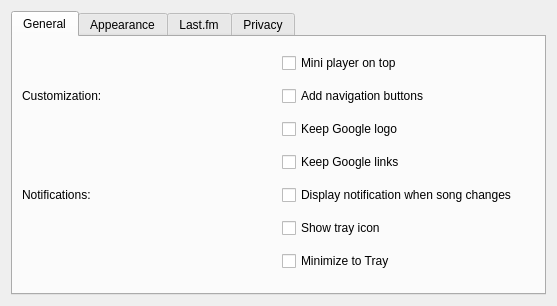
The window that src/settings.ui (Gearlux/GDeskTunes) describes before a commit, drawn with Qt 5.
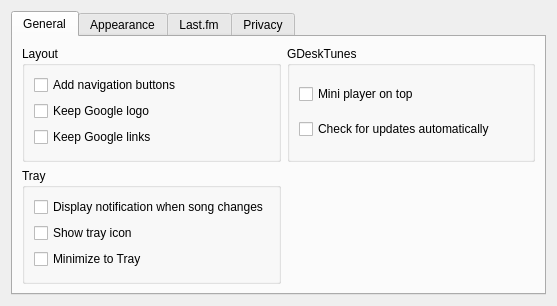
The same window after the commit. Icons and pictures are not drawn.

```diff
--- a/src/settings.ui
+++ b/src/settings.ui
@@ -58,70 +58,90 @@
        <string>General</string>
       </attribute>
       <layout class="QGridLayout" name="gridLayout_3">
-       <item row="4" column="1">
+       <item row="3" column="0">
+        <widget class="QGroupBox" name="tray_group">
+         <property name="title">
+          <string>Tray</string>
+         </property>
+         <layout class="QVBoxLayout" name="verticalLayout_2">
+          <item>
         <widget class="QCheckBox" name="show_notifications">
          <property name="text">
           <string>Display notification when song changes</string>
          </property>
         </widget>
        </item>
-       <item row="2" column="1">
-        <widget class="QCheckBox" name="keep_logo">
-         <property name="text">
-          <string>Keep Google logo</string>
-         </property>
-        </widget>
-       </item>
-       <item row="5" column="1">
+          <item>
         <widget class="QCheckBox" name="tray_icon">
          <property name="text">
           <string>Show tray icon</string>
          </property>
         </widget>
        </item>
-       <item row="1" column="1">
+          <item>
+           <widget class="QCheckBox" name="minimize_to_tray">
+            <property name="text">
+             <string>Minimize to Tray</string>
+            </property>
+           </widget>
+          </item>
+         </layout>
+        </widget>
+       </item>
+       <item row="0" column="1">
+        <widget class="QGroupBox" name="groupBox_3">
+         <property name="title">
+          <string>GDeskTunes</string>
+         </property>
+         <layout class="QVBoxLayout" name="verticalLayout_3">
+          <item>
+           <widget class="QCheckBox" name="mini_player_on_top">
+            <property name="layoutDirection">
+             <enum>Qt::LeftToRight</enum>
+            </property>
+            <property name="text">
+             <string>Mini player on top</string>
+            </property>
+           </widget>
+          </item>
+          <item>
+           <widget class="QCheckBox" name="check_updates_startup">
+            <property name="text">
+             <string>Check for updates automatically</string>
+            </property>
+           </widget>
+          </item>
+         </layout>
+        </widget>
+       </item>
+       <item row="0" column="0">
+        <widget class="QGroupBox" name="groupBox">
+         <property name="title">
+          <string>Layout</string>
+         </property>
+         <layout class="QVBoxLayout" name="verticalLayout">
+          <item>
         <widget class="QCheckBox" name="navigation_buttons">
          <property name="text">
           <string>Add navigation buttons</string>
          </property>
         </widget>
        </item>
-       <item row="4" column="0">
-        <widget class="QLabel" name="notifications_label">
+          <item>
+           <widget class="QCheckBox" name="keep_logo">
          <property name="text">
-          <string>Notifications:</string>
+             <string>Keep Google logo</string>
          </property>
         </widget>
        </item>
-       <item row="3" column="1">
+          <item>
         <widget class="QCheckBox" name="keep_links">
          <property name="text">
           <string>Keep Google links</string>
          </property>
         </widget>
        </item>
-       <item row="0" column="1">
-        <widget class="QCheckBox" name="mini_player_on_top">
-         <property name="layoutDirection">
-          <enum>Qt::LeftToRight</enum>
-         </property>
-         <property name="text">
-          <string>Mini player on top</string>
-         </property>
-        </widget>
-       </item>
-       <item row="1" column="0">
-        <widget class="QLabel" name="label_2">
-         <property name="text">
-          <string>Customization:</string>
-         </property>
-        </widget>
-       </item>
-       <item row="6" column="1">
-        <widget class="QCheckBox" name="minimize_to_tray">
-         <property name="text">
-          <string>Minimize to Tray</string>
-         </property>
+         </layout>
         </widget>
        </item>
       </layout>
```
Left out of the diff: 1 changed line with no effect on the pictures. Lines whose indentation alone changed are shown as unchanged.
